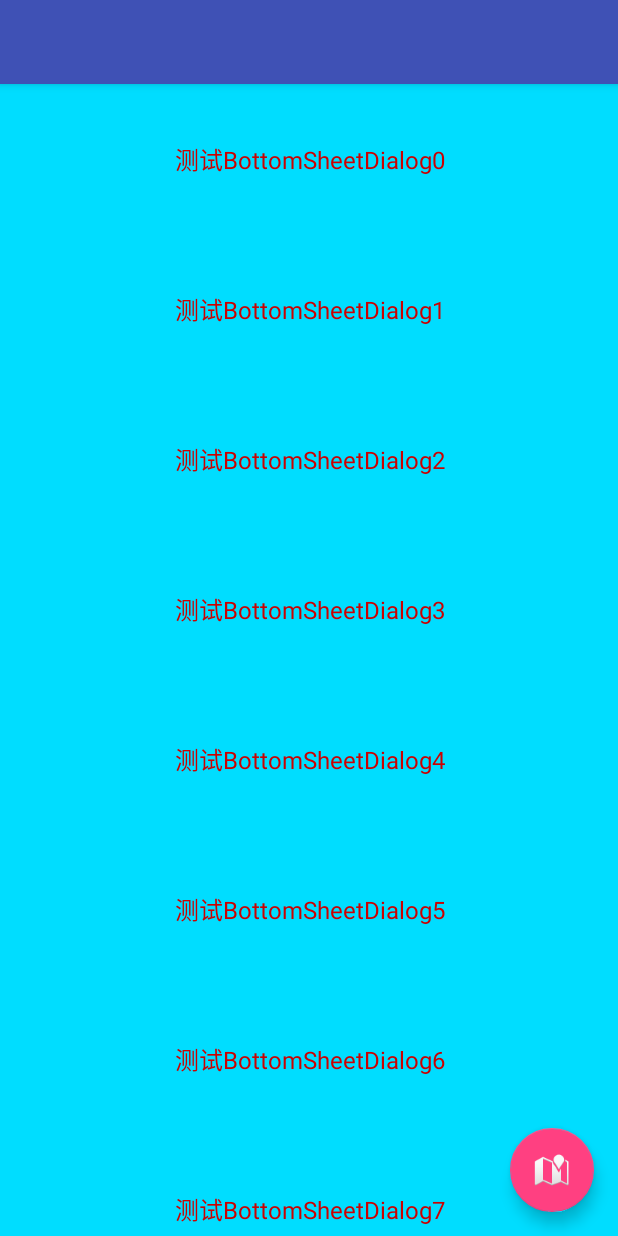
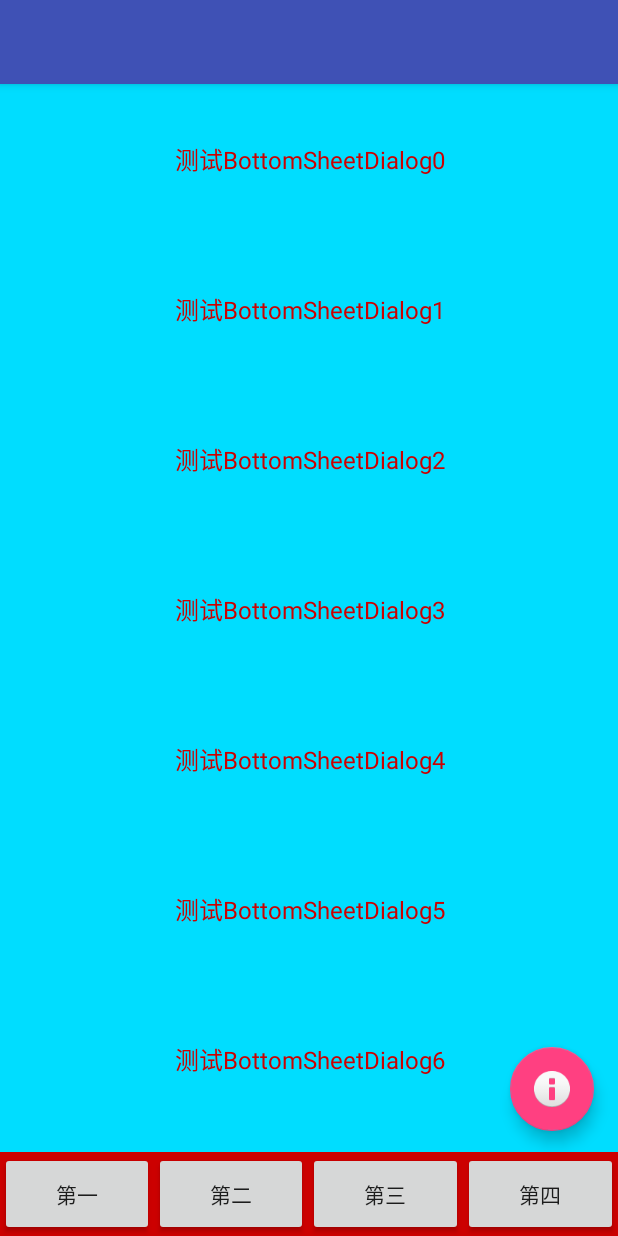
Before and after one commit to shaycormac/DayDayUp, an Android app: the screen it shows after launch (ScaleUpShowBehaviorActivity before the commit, ScaleDownShowBehaviorActivity after it), on a phone screen of 412 x 824 dp. Run offline under Robolectric (Android 15) with nearby library versions, the phone set to English and light mode, and no system bars.

Commit message:
实现知乎的场景

```diff
--- a/demo/src/main/res/layout/backtop_main.xml
+++ b/demo/src/main/res/layout/backtop_main.xml
@@ -30,6 +30,6 @@
         android:layout_margin="16dp"
         android:src="@mipmap/abc_ic_ab_back_top"
         app:layout_behavior="@string/scale_up_show_behavior"
-        app:layout_scrollFlags="scroll|enterAlways|snap" />
+        app:layout_scrollFlags="scroll|enterAlways" />
 
 </android.support.design.widget.CoordinatorLayout>
--- /dev/null
+++ b/studybehavior/src/main/java/com/example/studybehavior/ScaleDownShowBehaviorActivity.java
@@ -0,0 +1,84 @@
+package com.example.studybehavior;
+
+import android.support.design.widget.BottomSheetBehavior;
+import android.support.design.widget.FloatingActionButton;
+import android.support.v7.app.AppCompatActivity;
+import android.os.Bundle;
+import android.support.v7.widget.LinearLayoutManager;
+import android.support.v7.widget.RecyclerView;
+import android.support.v7.widget.Toolbar;
+import android.widget.LinearLayout;
+
+import com.example.studybehavior.adapter.RecycleViewAdapter;
+import com.example.studybehavior.customerbehavior.ScaleDownShowBehavior;
+
+import java.util.ArrayList;
+import java.util.List;
+
+public class ScaleDownShowBehaviorActivity extends AppCompatActivity {
+    private RecyclerView recyclerView;
+    private FloatingActionButton fab;
+    private Toolbar toolbar;
+
+    private LinearLayout linearLayout;
+    //设置字符串
+    private List<String> stringList = new ArrayList<>();
+
+    private boolean isInitializeFAB=false;
+
+    private LinearLayoutManager linearLayoutManager;
+
+    //添加隐藏的
+    private BottomSheetBehavior bottomSheetBehavior;
+    private boolean initialize = false;
+
+    @Override
+    public void onWindowFocusChanged(boolean hasFocus) {
+        super.onWindowFocusChanged(hasFocus);
+        if (!initialize) {
+            initialize = true;
+            bottomSheetBehavior.setState(BottomSheetBehavior.STATE_EXPANDED);
+        }
+    }
+
+    @Override
+    protected void onCreate(Bundle savedInstanceState) {
+        super.onCreate(savedInstanceState);
+        setContentView(R.layout.activity_scale_down_show_behavior);
+        recyclerView = (RecyclerView) findViewById(R.id.recyclerViewDown);
+        fab = (FloatingActionButton) findViewById(R.id.fab);
+        linearLayout = (LinearLayout) findViewById(R.id.tab_layout);
+        //获取behavior对象
+        ScaleDownShowBehavior behavior = ScaleDownShowBehavior.from(fab);
+        behavior.setOnStateChangedListener(onStateChangeListener);
+        bottomSheetBehavior = BottomSheetBehavior.from(linearLayout);
+
+        toolbar = (Toolbar) findViewById(R.id.toolbar);
+        recyclerView.setHasFixedSize(true);
+        linearLayoutManager = new LinearLayoutManager(this);
+        linearLayoutManager.setSmoothScrollbarEnabled(true);
+        recyclerView.setLayoutManager(linearLayoutManager);
+        initData();
+        RecycleViewAdapter adapter = new RecycleViewAdapter(this, stringList);
+        recyclerView.setAdapter(adapter);
+    }
+
+    ScaleDownShowBehavior.OnStateChangeListener onStateChangeListener = new ScaleDownShowBehavior.OnStateChangeListener() {
+        @Override
+        public void onChange(boolean isShow)
+        {
+            if (!isShow)
+                bottomSheetBehavior.setState(BottomSheetBehavior.STATE_COLLAPSED);
+            else
+                bottomSheetBehavior.setState(BottomSheetBehavior.STATE_EXPANDED);
+
+        }
+    };
+
+    private void initData() {
+        for (int i = 0; i <50 ; i++)
+        {
+            stringList.add(String.valueOf("测试BottomSheetDialog" + i));
+        }
+    }
+}
--- /dev/null
+++ b/studybehavior/src/main/java/com/example/studybehavior/customerbehavior/ScaleDownShowBehavior.java
@@ -0,0 +1,105 @@
+package com.example.studybehavior.customerbehavior;
+
+import android.content.Context;
+import android.support.design.widget.CoordinatorLayout;
+import android.support.design.widget.FloatingActionButton;
+import android.support.v4.view.ViewCompat;
+import android.support.v4.view.ViewPropertyAnimatorListener;
+import android.util.AttributeSet;
+import android.view.View;
+import android.view.ViewGroup;
+
+import com.example.studybehavior.utils.AnimatorUtil;
+
+/**
+ * @author 作者： Android2(范方方)
+ * @datetime 创建时间：2016-11-10 20:13 GMT+8
+ * @email 邮箱： 574583006@qq.com
+ */
+public class ScaleDownShowBehavior extends FloatingActionButton.Behavior {
+    //动画是否正在执行
+    private boolean isAnimatingOn;
+    private OnStateChangeListener onStateChangeListener;
+    //外部监听显示和隐藏
+    public interface  OnStateChangeListener
+    {
+        void onChange(boolean isShow);
+    }
+
+    public void setOnStateChangedListener(OnStateChangeListener onStateChangedListener)
+    {
+        this.onStateChangeListener = onStateChangedListener;
+    }
+
+    public ScaleDownShowBehavior(Context context, AttributeSet attributeSet)
+    {
+        super();
+    }
+
+    @Override
+    public boolean onStartNestedScroll(CoordinatorLayout coordinatorLayout, FloatingActionButton child, View directTargetChild, View target, int nestedScrollAxes) {
+        return nestedScrollAxes== ViewCompat.SCROLL_AXIS_VERTICAL;
+    }
+
+    @Override
+    public void onStopNestedScroll(CoordinatorLayout coordinatorLayout, FloatingActionButton child, View target) {
+        super.onStopNestedScroll(coordinatorLayout, child, target);
+
+    }
+
+    @Override
+    public void onNestedScroll(CoordinatorLayout coordinatorLayout, FloatingActionButton child, View target, int dxConsumed, int dyConsumed, int dxUnconsumed, int dyUnconsumed) {
+        super.onNestedScroll(coordinatorLayout, child, target, dxConsumed, dyConsumed, dxUnconsumed, dyUnconsumed);
+        //手指上滑，隐藏view
+        if ((dyConsumed>0||dyUnconsumed>0)&& !isAnimatingOn && child.getVisibility()==View.VISIBLE)
+        {
+            AnimatorUtil.scaleHide(child,animatorListener);
+            if (onStateChangeListener!=null)
+                onStateChangeListener.onChange(false);
+        }
+        //手指下滑，出现view
+      else  if ((dyConsumed<0||dyUnconsumed<0)&& child.getVisibility()!=View.VISIBLE)
+        {
+            AnimatorUtil.scaleShow(child,null);
+            if (onStateChangeListener!=null)
+                onStateChangeListener.onChange(true);
+        }
+    }
+
+    private ViewPropertyAnimatorListener animatorListener = new ViewPropertyAnimatorListener() {
+        @Override
+        public void onAnimationStart(View view)
+        {
+            isAnimatingOn = true;
+        }
+
+        @Override
+        public void onAnimationEnd(View view) {
+            isAnimatingOn = false;
+            view.setVisibility(View.GONE);
+        }
+
+        @Override
+        public void onAnimationCancel(View view) {
+            isAnimatingOn = false;
+        }
+    };
+
+    //类似于bottomBehavior，添加静态方法，拿到Behavior对象
+    public static <V extends View> ScaleDownShowBehavior from(V view)
+    {
+        ViewGroup.LayoutParams params = view.getLayoutParams();
+        if (!(params instanceof CoordinatorLayout.LayoutParams))
+        {
+            throw new IllegalArgumentException("这个View不是CoordinatorLayout的子View");
+        }
+
+        CoordinatorLayout.Behavior behavior = ((CoordinatorLayout.LayoutParams) params).getBehavior();
+        if (! (behavior instanceof ScaleDownShowBehavior))
+        {
+            throw new IllegalArgumentException("这个View的Behaviro不是ScaleDownShowBehavior");
+        }
+        return (ScaleDownShowBehavior) behavior;
+    }
+
+}
--- a/studybehavior/src/main/java/com/example/studybehavior/customerbehavior/ScaleUpShowBahavior.java
+++ b/studybehavior/src/main/java/com/example/studybehavior/customerbehavior/ScaleUpShowBehavior.java
@@ -15,7 +15,7 @@ import com.example.studybehavior.utils.AnimatorUtil;
  * @datetime 创建时间：2016-11-10 14:00 GMT+8
  * @email 邮箱： 574583006@qq.com
  */
-public class ScaleUpShowBahavior extends FloatingActionButton.Behavior
+public class ScaleUpShowBehavior extends FloatingActionButton.Behavior
 {
     //viewPropertyAnimatorListener和isAnimatingOut用来监听隐藏动画的执行，
     // 当动画执行完毕后才view.setVisibility(View.GONE);
@@ -39,7 +39,7 @@ public class ScaleUpShowBahavior extends FloatingActionButton.Behavior
             isAnimatingOut = false;
         }
     };
-    public ScaleUpShowBahavior(Context context, AttributeSet attributeSet)
+    public ScaleUpShowBehavior(Context context, AttributeSet attributeSet)
     {
         super();
     }
--- a/studybehavior/src/main/java/com/example/studybehavior/demobehavior/ScaleUpShowBehavior.java
+++ /dev/null
@@ -1,90 +0,0 @@
-/*
- * Copyright 2016 Yan Zhenjie
- *
- * Licensed under the Apache License, Version 2.0 (the "License");
- * you may not use this file except in compliance with the License.
- * You may obtain a copy of the License at
- *
- *      http://www.apache.org/licenses/LICENSE-2.0
- *
- * Unless required by applicable law or agreed to in writing, software
- * distributed under the License is distributed on an "AS IS" BASIS,
- * WITHOUT WARRANTIES OR CONDITIONS OF ANY KIND, either express or implied.
- * See the License for the specific language governing permissions and
- * limitations under the License.
- */
-package com.example.studybehavior.demobehavior;
-
-import android.content.Context;
-import android.support.design.widget.CoordinatorLayout;
-import android.support.design.widget.FloatingActionButton;
-import android.support.v4.view.ViewCompat;
-import android.support.v4.view.ViewPropertyAnimatorListener;
-import android.util.AttributeSet;
-import android.view.View;
-
-import com.example.studybehavior.utils.AnimatorUtil;
-
-
-/**
- * <p>上拉时显示FAB。</p>
- * Created on 2016/7/14.
- *
- * @author Yan Zhenjie.
- */
-public class ScaleUpShowBehavior extends FloatingActionButton.Behavior {
-
-    private boolean isAnimatingOut = false;
-
-    public ScaleUpShowBehavior(Context context, AttributeSet attrs) {
-        super();
-    }
-
-    @Override
-    public boolean onStartNestedScroll(CoordinatorLayout coordinatorLayout, FloatingActionButton child, View directTargetChild, View target, int nestedScrollAxes) {
-        return nestedScrollAxes == ViewCompat.SCROLL_AXIS_VERTICAL;
-    }
-
-    @Override
-    public void onNestedScroll(CoordinatorLayout coordinatorLayout, FloatingActionButton child, View target, int dxConsumed, int dyConsumed, int dxUnconsumed, int dyUnconsumed) {
-//        System.out.println("onNestedScroll- dxConsumed:" + dxConsumed + "; dyConsumed: " + dyConsumed + "; dxUnconsumed: " + dxUnconsumed + "; dyUnconsumed: " + dyUnconsumed);
-
-//        if (dyConsumed > 0 && dyUnconsumed == 0) {
-//            System.out.println("上滑中。。。");
-//        }
-//        if (dyConsumed == 0 && dyUnconsumed > 0) {
-//            System.out.println("到边界了还在上滑。。。");
-//        }
-//        if (dyConsumed < 0 && dyUnconsumed == 0) {
-//            System.out.println("下滑中。。。");
-//        }
-//        if (dyConsumed == 0 && dyUnconsumed < 0) {
-//            System.out.println("到边界了，还在下滑。。。");
-//        }
-
-        if (((dyConsumed > 0 && dyUnconsumed == 0) || (dyConsumed == 0 && dyUnconsumed > 0)) && child.getVisibility() != View.VISIBLE) {// 显示
-            AnimatorUtil.scaleShow(child, null);
-        } else if (((dyConsumed < 0 && dyUnconsumed == 0) || (dyConsumed == 0 && dyUnconsumed < 0)) && child.getVisibility() != View.GONE && !isAnimatingOut) {
-            AnimatorUtil.scaleHide(child, viewPropertyAnimatorListener);
-        }
-    }
-
-    private ViewPropertyAnimatorListener viewPropertyAnimatorListener = new ViewPropertyAnimatorListener() {
-
-        @Override
-        public void onAnimationStart(View view) {
-            isAnimatingOut = true;
-        }
-
-        @Override
-        public void onAnimationEnd(View view) {
-            isAnimatingOut = false;
-            view.setVisibility(View.GONE);
-        }
-
-        @Override
-        public void onAnimationCancel(View arg0) {
-            isAnimatingOut = false;
-        }
-    };
-}
--- a/studybehavior/src/main/java/com/example/studybehavior/utils/AnimatorUtil.java
+++ b/studybehavior/src/main/java/com/example/studybehavior/utils/AnimatorUtil.java
@@ -20,7 +20,7 @@ public class AnimatorUtil
     {
         view.setVisibility(View.VISIBLE);
         //渐显动画
-        ViewCompat.animate(view).scaleX(1.0f).scaleY(1.0f).setDuration(1000)
+        ViewCompat.animate(view).scaleX(1.0f).scaleY(1.0f).alpha(1.0f).setDuration(1000)
                 .setListener(viewPropertyAnimatorListener)
                 .setInterpolator(FAST_OUT_SLOW_IN_INTERPOLATOR)
                 .start();
--- /dev/null
+++ b/studybehavior/src/main/res/layout/activity_scale_down_show_behavior.xml
@@ -0,0 +1,67 @@
+<?xml version="1.0" encoding="utf-8"?>
+<android.support.design.widget.CoordinatorLayout xmlns:android="http://schemas.android.com/apk/res/android"
+    xmlns:tools="http://schemas.android.com/tools"
+    xmlns:app="http://schemas.android.com/apk/res-auto"
+    android:id="@+id/activity_scale_down_show_behavior"
+    android:layout_width="match_parent"
+    android:layout_height="match_parent"
+    tools:context="com.example.studybehavior.ScaleDownShowBehaviorActivity">
+    <android.support.design.widget.AppBarLayout
+        android:layout_width="match_parent"
+        android:layout_height="wrap_content"
+        android:theme="@style/AppTheme.AppBarOverlay">
+        <android.support.v7.widget.Toolbar
+            android:layout_width="match_parent"
+            android:layout_height="?attr/actionBarSize"
+            app:layout_scrollFlags="scroll|enterAlways|snap"
+            app:popupTheme="@style/AppTheme.PopupOverlay" />
+    </android.support.design.widget.AppBarLayout>
+    <android.support.v7.widget.RecyclerView
+        android:layout_width="match_parent"
+        android:id="@+id/recyclerViewDown"
+        android:layout_height="match_parent"
+        app:layout_behavior="@string/appbar_scrolling_view_behavior"/>
+    <LinearLayout
+        android:layout_width="match_parent"
+        android:layout_height="?actionBarSize"
+        app:layout_behavior="@string/bottom_sheet_behavior"
+        android:background="@android:color/holo_red_dark"
+        android:id="@+id/tab_layout">
+        <Button
+            android:layout_width="0dp"
+            android:layout_height="match_parent"
+            android:layout_weight="1"
+            android:text="第一" />
+
+        <Button
+            android:layout_width="0dp"
+            android:layout_height="match_parent"
+            android:layout_weight="1"
+            android:text="第二" />
+
+        <Button
+            android:layout_width="0dp"
+            android:layout_height="match_parent"
+            android:layout_weight="1"
+            android:text="第三" />
+
+        <Button
+            android:layout_width="0dp"
+            android:layout_height="match_parent"
+            android:layout_weight="1"
+            android:text="第四" />
+    </LinearLayout>
+
+    <android.support.design.widget.FloatingActionButton
+        android:id="@+id/fab"
+        android:layout_width="wrap_content"
+        android:layout_height="wrap_content"
+        android:layout_gravity="bottom|end"
+        android:layout_marginBottom="70dp"
+        android:layout_marginEnd="16dp"
+        android:layout_marginRight="16dp"
+        app:srcCompat="@android:drawable/ic_dialog_info"
+        app:layout_behavior="@string/scale_down_show_behavior"
+        app:layout_scrollFlags="scroll|enterAlways|snap" />
+
+</android.support.design.widget.CoordinatorLayout>
--- a/studybehavior/src/main/res/values/strings.xml
+++ b/studybehavior/src/main/res/values/strings.xml
@@ -1,5 +1,6 @@
 <resources>
     <string name="app_name">StudyBehavior</string>
     <string name="action_settings">Settings</string>
-    <string name="scale_up_show_behavior">com.example.studybehavior.demobehavior.ScaleUpShowBehavior</string>
+    <string name="scale_up_show_behavior">com.example.studybehavior.customerbehavior.ScaleUpShowBehavior</string>
+    <string name="scale_down_show_behavior">com.example.studybehavior.customerbehavior.ScaleDownShowBehavior</string>
 </resources>
```
Also changed, not shown: studybehavior/src/main/AndroidManifest.xml (+4 -4 lines).
